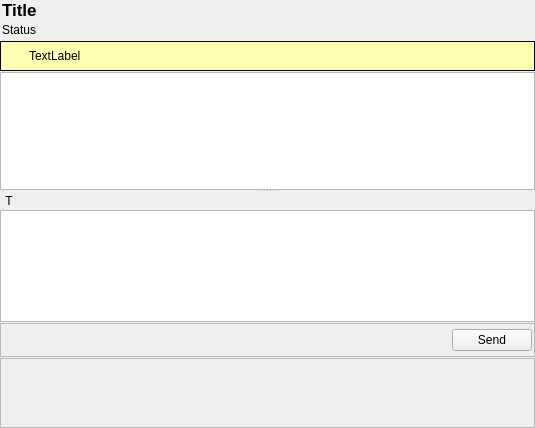
Before: the Qt Designer form retroshare-gui/src/gui/chat/ChatWidget.ui in RetroShare/RetroShare, drawn with Qt 5.
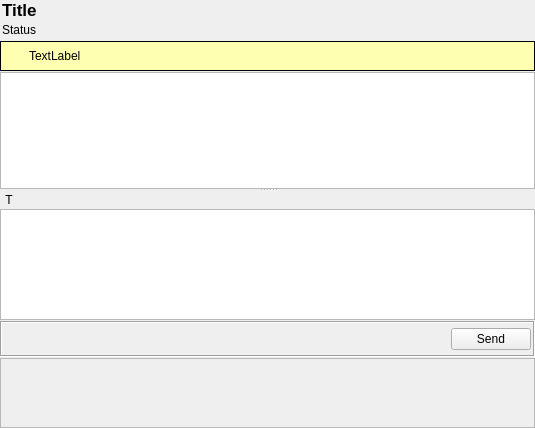
After: the same form once the commit is applied. Icons and pictures are not drawn. Custom widgets are drawn as their Qt base class.

What changed in the file:
```diff
--- a/retroshare-gui/src/gui/chat/ChatWidget.ui
+++ b/retroshare-gui/src/gui/chat/ChatWidget.ui
@@ -307,10 +307,10 @@
    <item>
     <widget class="QFrame" name="toolBarFrame">
      <property name="frameShape">
-      <enum>QFrame::StyledPanel</enum>
+      <enum>QFrame::Box</enum>
      </property>
      <property name="frameShadow">
-      <enum>QFrame::Raised</enum>
+      <enum>QFrame::Sunken</enum>
      </property>
      <layout class="QHBoxLayout" name="horizontalLayout">
       <property name="margin">
```
